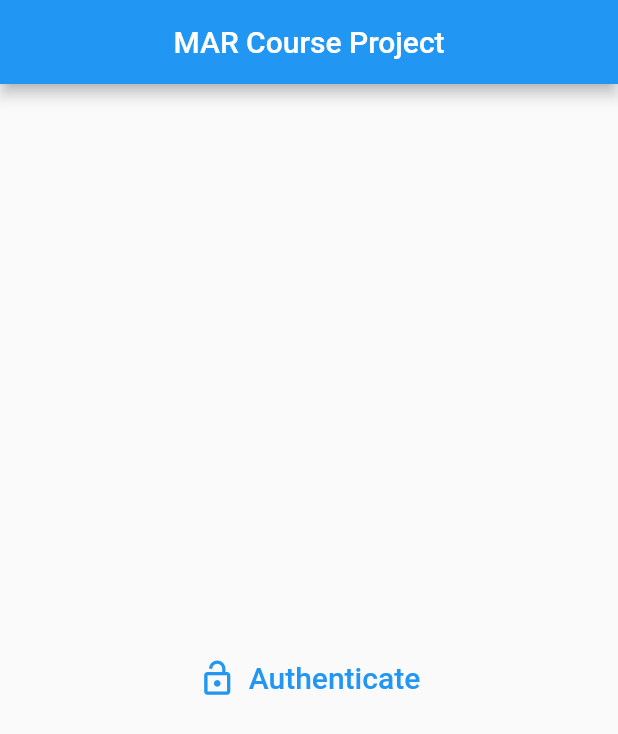
After one commit to Mitrajeet-Golsangi/Bluetooth-Controlled-Lock, a Flutter app: the screen it shows after launch, on a phone screen of 412 x 824 dp. The commit adds this screen. Shown: the top 734 px of the screen. Run offline on Flutter 3.47's test engine with Material 2 defaults, Android fonts, the phone set to English and light mode, and no system bars; our stand-ins replace flutter_bluetooth_serial, flutter_local_notifications, local_auth.

Commit message:
Added Fingerprint Lock to Application

```diff
--- /dev/null
+++ b/mm_app/lib/authentication.dart
@@ -0,0 +1,19 @@
+import 'package:flutter/services.dart';
+import 'package:local_auth/local_auth.dart';
+
+class LocalAuthAPI {
+  static final _auth = LocalAuthentication();
+
+  static Future<bool> authenticate() async {
+    try {
+      bool res =  await _auth.authenticate(
+        localizedReason: 'Scan Fingerprint or password to Authenticate',
+        useErrorDialogs: true,
+        stickyAuth: true,
+      );
+      return res;
+    } on PlatformException catch (e) {
+      return false;
+    }
+  }
+}
--- /dev/null
+++ b/mm_app/lib/authenticationPages.dart
@@ -0,0 +1,69 @@
+import 'package:mm_app/authentication.dart';
+import 'package:mm_app/main.dart';
+import 'package:flutter/material.dart';
+
+class FingerprintPage extends StatelessWidget {
+  @override
+  Widget build(BuildContext context) => Scaffold(
+    appBar: AppBar(
+      title: Text("MAR Course Project"),
+      centerTitle: true,
+    ),
+    body: Padding(
+      padding: EdgeInsets.all(32),
+      child: Center(
+        child: Column(
+          mainAxisAlignment: MainAxisAlignment.center,
+          children: [
+            SizedBox(height: 24),
+            buildAuthenticate(context),
+          ],
+        ),
+      ),
+    ),
+  );
+
+  Widget buildText(String text, bool checked) => Container(
+    margin: EdgeInsets.symmetric(vertical: 8),
+    child: Row(
+      children: [
+        checked
+            ? Icon(Icons.check, color: Colors.green, size: 24)
+            : Icon(Icons.close, color: Colors.red, size: 24),
+        const SizedBox(width: 12),
+        Text(text, style: TextStyle(fontSize: 24)),
+      ],
+    ),
+  );
+
+  Widget buildAuthenticate(BuildContext context) => buildButton(
+    text: 'Authenticate',
+    icon: Icons.lock_open,
+    onClicked: () async {
+      final isAuthenticated = await LocalAuthAPI.authenticate();
+
+      if (isAuthenticated) {
+        Navigator.of(context).pushReplacement(
+          MaterialPageRoute(builder: (context) => HomePage()),
+        );
+      }
+    },
+  );
+
+  Widget buildButton({
+    @required String text,
+    @required IconData icon,
+    @required VoidCallback onClicked,
+  }) =>
+      TextButton.icon(
+        style: ElevatedButton.styleFrom(
+          minimumSize: Size.fromHeight(50),
+        ),
+        icon: Icon(icon, size: 26),
+        label: Text(
+          text,
+          style: TextStyle(fontSize: 20),
+        ),
+        onPressed: onClicked,
+      );
+}
```
Also changed, not shown: mm_app/lib/BluetoothDeviceListEntry.dart (added, +73 -0 lines), mm_app/lib/main.dart (+158 -137 lines), 1 other file.
